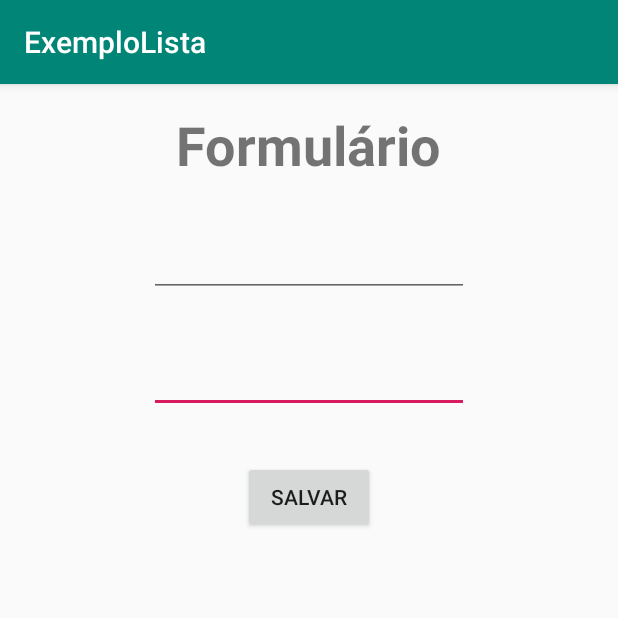
After one commit to SergioArtur/ExemploLista, an Android app: the FormularioActivity screen opened directly, with no data from a screen before it, on a phone screen of 412 x 824 dp, the top half of it. The commit adds this screen. Run offline under Robolectric (Android 15) with nearby library versions, the phone set to English and light mode, and no system bars; our stand-ins replace Room's generated code.

Commit message:
Final lista e salvar no banco de dados.

```diff
--- a/app/src/main/AndroidManifest.xml
+++ b/app/src/main/AndroidManifest.xml
@@ -9,6 +9,7 @@
         android:roundIcon="@mipmap/ic_launcher_round"
         android:supportsRtl="true"
         android:theme="@style/AppTheme">
+        <activity android:name=".FormularioActivity"></activity>
         <activity android:name=".MainActivity">
             <intent-filter>
                 <action android:name="android.intent.action.MAIN" />
--- /dev/null
+++ b/app/src/main/java/com/example/exemplolista/FormularioActivity.java
@@ -0,0 +1,44 @@
+package com.example.exemplolista;
+
+import androidx.appcompat.app.AppCompatActivity;
+import androidx.room.Room;
+
+import android.os.Bundle;
+import android.view.View;
+import android.widget.Button;
+import android.widget.EditText;
+import android.widget.Toast;
+
+import com.example.exemplolista.model.AppDatabase;
+import com.example.exemplolista.model.ListItem;
+
+public class FormularioActivity extends AppCompatActivity {
+
+    @Override
+    protected void onCreate(Bundle savedInstanceState) {
+        super.onCreate(savedInstanceState);
+        setContentView(R.layout.activity_formulario);
+
+        Button button = findViewById(R.id.button);
+        button.setOnClickListener(new View.OnClickListener() {
+            @Override
+            public void onClick(View view) {
+
+                AppDatabase db = Room.databaseBuilder(getApplicationContext(),
+                        AppDatabase.class, "database-name1").allowMainThreadQueries().build();
+
+                ListItem item = new ListItem();
+                EditText textHead = findViewById(R.id.editTextHead);
+                EditText textDesc = findViewById(R.id.editTextDesc);
+
+                item.head = textHead.getText().toString();
+                item.desc = textDesc.getText().toString();
+
+                db.itemDao().insertAll(item);
+
+                //Volta para a tela encerrando a activity.
+                finish();
+            }
+        });
+    }
+}
--- a/app/src/main/java/com/example/exemplolista/MyAdapter.java
+++ b/app/src/main/java/com/example/exemplolista/MyAdapter.java
@@ -40,8 +40,8 @@ public class MyAdapter extends RecyclerView.Adapter<MyAdapter.ViewHolder> {
 
         if(position % 2 == 0){
             ListItem listItem = listItems.get(position);
-            holder.textViewHead.setText(listItem.getHead());
-            holder.textViewDesc.setText(listItem.getDesc());
+            holder.textViewHead.setText(listItem.head);
+            holder.textViewDesc.setText(listItem.desc);
         }
         else{
 
--- /dev/null
+++ b/app/src/main/res/layout/activity_formulario.xml
@@ -0,0 +1,56 @@
+<?xml version="1.0" encoding="utf-8"?>
+<androidx.constraintlayout.widget.ConstraintLayout xmlns:android="http://schemas.android.com/apk/res/android"
+    xmlns:app="http://schemas.android.com/apk/res-auto"
+    xmlns:tools="http://schemas.android.com/tools"
+    android:layout_width="match_parent"
+    android:layout_height="match_parent"
+    tools:context=".FormularioActivity">
+
+    <EditText
+        android:id="@+id/editTextDesc"
+        android:layout_width="wrap_content"
+        android:layout_height="wrap_content"
+        android:layout_marginTop="32dp"
+        android:ems="10"
+        android:inputType="textPersonName"
+        app:layout_constraintEnd_toEndOf="parent"
+        app:layout_constraintHorizontal_bias="0.5"
+        app:layout_constraintStart_toStartOf="parent"
+        app:layout_constraintTop_toBottomOf="@+id/editTextHead" />
+
+    <TextView
+        android:id="@+id/textView"
+        android:layout_width="wrap_content"
+        android:layout_height="wrap_content"
+        android:layout_marginTop="16dp"
+        android:text="Formulário"
+        android:textSize="36sp"
+        android:textStyle="bold"
+        app:layout_constraintEnd_toEndOf="parent"
+        app:layout_constraintHorizontal_bias="0.5"
+        app:layout_constraintStart_toStartOf="parent"
+        app:layout_constraintTop_toTopOf="parent" />
+
+    <EditText
+        android:id="@+id/editTextHead"
+        android:layout_width="wrap_content"
+        android:layout_height="wrap_content"
+        android:layout_marginTop="32dp"
+        android:ems="10"
+        android:inputType="textPersonName"
+        app:layout_constraintEnd_toEndOf="parent"
+        app:layout_constraintHorizontal_bias="0.5"
+        app:layout_constraintStart_toStartOf="parent"
+        app:layout_constraintTop_toBottomOf="@+id/textView" />
+
+    <Button
+        android:id="@+id/button"
+        android:layout_width="wrap_content"
+        android:layout_height="wrap_content"
+        android:layout_marginTop="32dp"
+        android:text="Salvar"
+        app:layout_constraintEnd_toEndOf="parent"
+        app:layout_constraintHorizontal_bias="0.5"
+        app:layout_constraintStart_toStartOf="parent"
+        app:layout_constraintTop_toBottomOf="@+id/editTextDesc" />
+</androidx.constraintlayout.widget.ConstraintLayout>
```
Also changed, not shown: app/build.gradle (+16 -0 lines), app/src/main/java/com/example/exemplolista/MainActivity.java (+39 -7 lines), app/src/main/java/com/example/exemplolista/model/AppDatabase.java (added, +9 -0 lines), app/src/main/java/com/example/exemplolista/model/ItemDao.java (added, +24 -0 lines), app/src/main/java/com/example/exemplolista/model/ListItem.java (+14 -14 lines), app/src/main/res/layout/activity_main.xml (+13 -0 lines).
